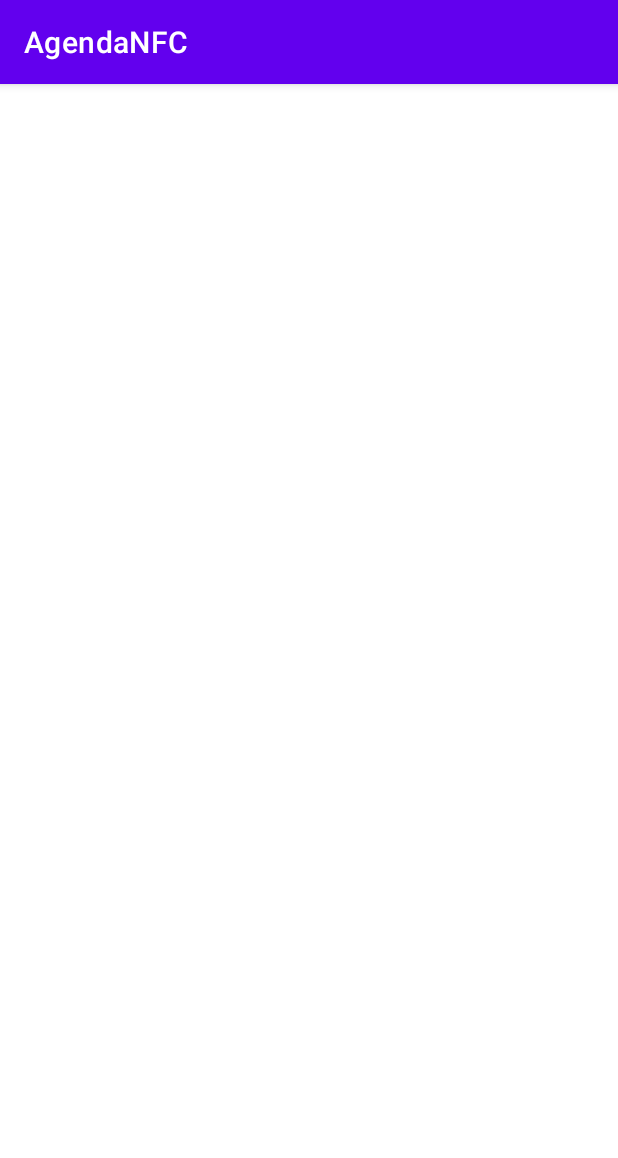
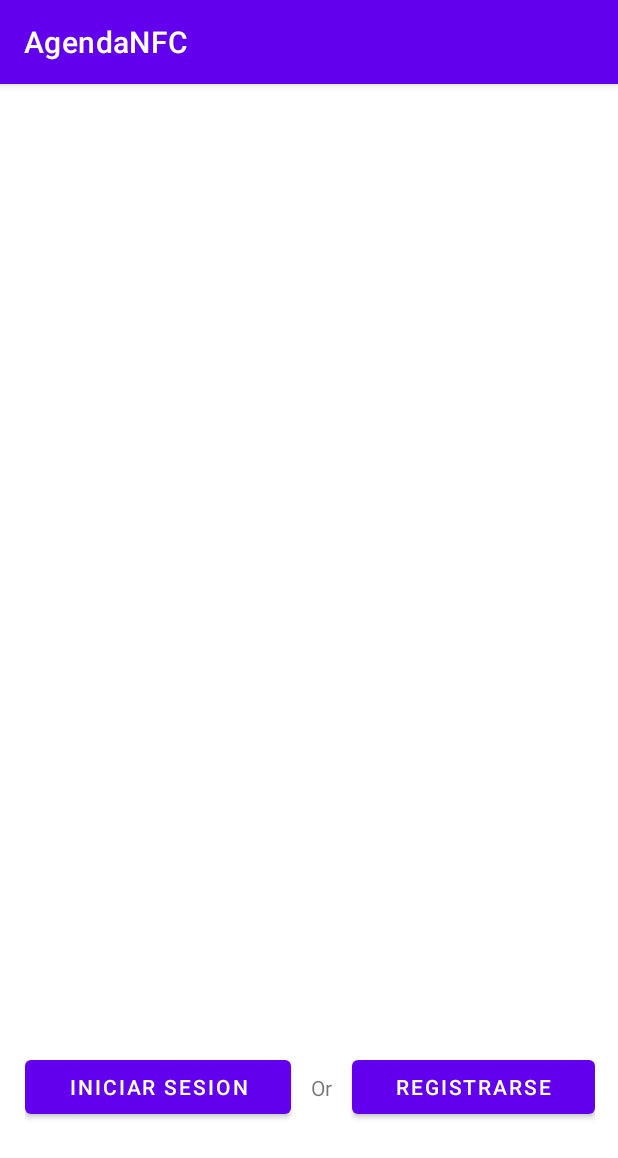
Before and after one commit to AndreaLaz/AgendaNFC, an Android app: the screen it shows after launch (MainActivity), on a phone screen of 412 x 824 dp. Shown: the top 1158 px of the screen. Run offline under Robolectric (Android 15) with nearby library versions, the phone set to English and light mode, and no system bars.

Commit message:
05/06/22 mainActivity/iniciarsesionActivity /registrarseActivity
crear iniciarsesionActivity
crear registrarseActivity

y hacer la parte visial

```diff
--- a/app/src/main/AndroidManifest.xml
+++ b/app/src/main/AndroidManifest.xml
@@ -10,6 +10,12 @@
         android:supportsRtl="true"
         android:theme="@style/Theme.AgendaNFC">
         <activity
+            android:name=".RegistrarseActivity"
+            android:exported="false" />
+        <activity
+            android:name=".IniciarSesionActivity"
+            android:exported="false" />
+        <activity
             android:name=".MainActivity"
             android:exported="true">
             <intent-filter>
--- a/app/src/main/res/layout/activity_main.xml
+++ b/app/src/main/res/layout/activity_main.xml
@@ -6,17 +6,42 @@
     android:layout_height="match_parent"
     tools:context=".MainActivity">
 
-    <androidx.constraintlayout.widget.ConstraintLayout
-        android:layout_width="378dp"
-        android:layout_height="697dp"
-        android:layout_marginStart="18dp"
-        android:layout_marginTop="18dp"
-        android:layout_marginEnd="16dp"
+    <LinearLayout
+        android:layout_width="380dp"
+        android:layout_height="130dp"
+        android:layout_marginStart="16dp"
+        android:layout_marginTop="586dp"
+        android:layout_marginEnd="15dp"
         android:layout_marginBottom="16dp"
+        android:gravity="center"
+        android:orientation="horizontal"
         app:layout_constraintBottom_toBottomOf="parent"
         app:layout_constraintEnd_toEndOf="parent"
         app:layout_constraintStart_toStartOf="parent"
         app:layout_constraintTop_toTopOf="parent">
 
-    </androidx.constraintlayout.widget.ConstraintLayout>
+        <Button
+            android:id="@+id/buttonIDiniciarsesion"
+            android:layout_width="wrap_content"
+            android:layout_height="wrap_content"
+            android:layout_weight="1"
+            android:onClick="irInicioSesion"
+            android:text="@string/btn_iniciar_pantalla" />
+
+        <TextView
+            android:id="@+id/textView"
+            android:layout_width="wrap_content"
+            android:layout_height="wrap_content"
+            android:layout_weight="1"
+            android:gravity="center"
+            android:text="@string/tv_or" />
+
+        <Button
+            android:id="@+id/buttonIDregistrarse"
+            android:layout_width="wrap_content"
+            android:layout_height="wrap_content"
+            android:layout_weight="1"
+            android:onClick="irRegistro"
+            android:text="@string/btn_registrar_pantalla" />
+    </LinearLayout>
 </androidx.constraintlayout.widget.ConstraintLayout>
--- a/app/src/main/res/values/strings.xml
+++ b/app/src/main/res/values/strings.xml
@@ -1,3 +1,16 @@
 <resources>
     <string name="app_name">AgendaNFC</string>
+    //activity_main
+    <string name="btn_iniciar_pantalla">INICIAR SESION</string>
+    <string name="btn_registrar_pantalla">REGISTRARSE</string>
+
+    <string name="btn_cancelar">CANCELAR</string>
+
+    <string name="tv_or">Or</string>
+    <string name="tv_registrarse">Registrarse</string>
+    <string name="tv_iniciarsesion">Iniciar Sesion</string>
+
+
+
+
 </resources>
```
Also changed, not shown: app/src/main/java/mobile/android/agendanfc/IniciarSesionActivity.java (added, +20 -0 lines), app/src/main/java/mobile/android/agendanfc/MainActivity.java (+10 -0 lines), app/src/main/java/mobile/android/agendanfc/RegistrarseActivity.java (added, +20 -0 lines), app/src/main/res/layout/activity_iniciar_sesion.xml (added, +73 -0 lines), app/src/main/res/layout/activity_registrarse.xml (added, +91 -0 lines).
